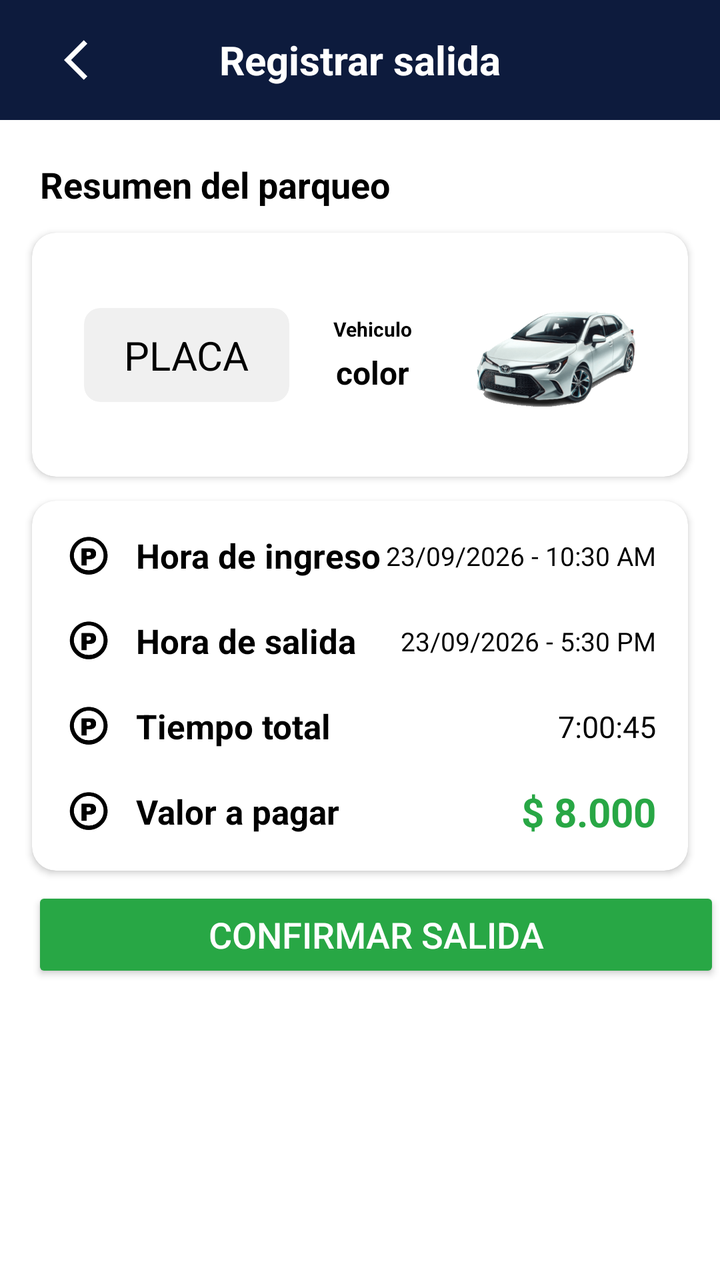
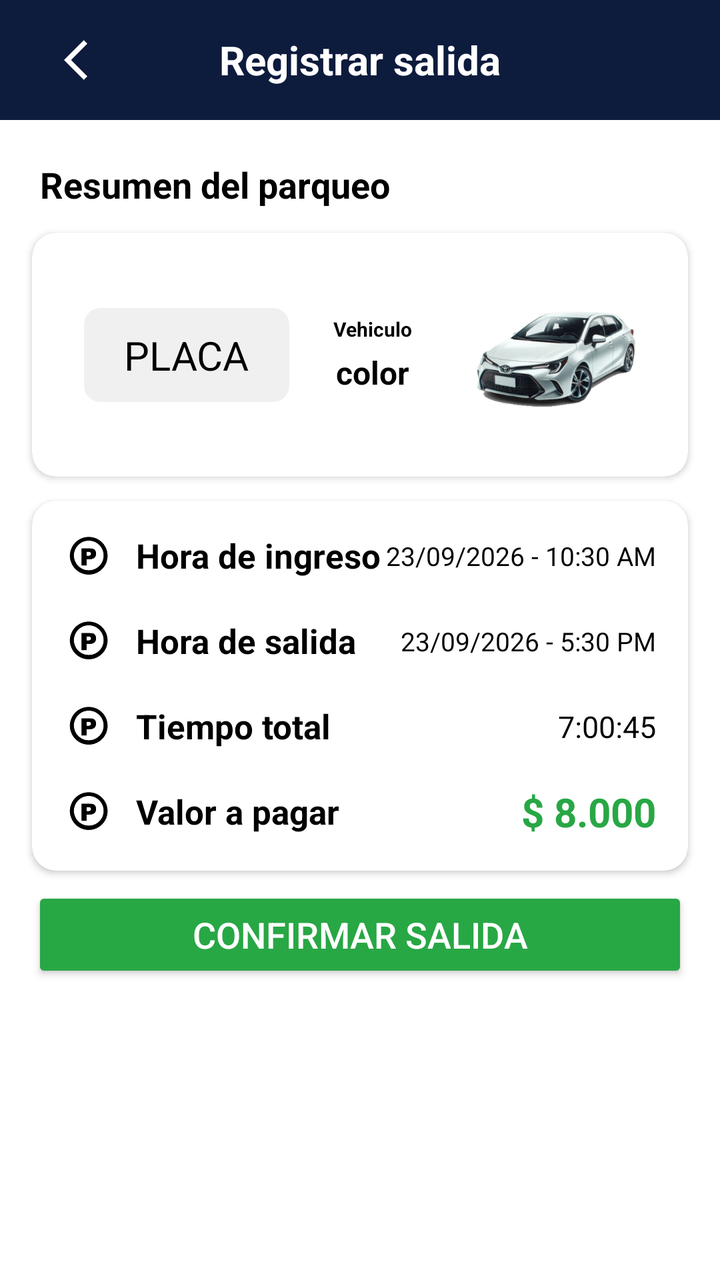

Two renders of the same Android screen: before a commit and after it. Below are the layout's source before the change and the commit's diff.
<!-- AndroidManifest.xml: application theme Theme.ParkControl -->
<!-- res/layout/activity_register_exit.xml -->
<?xml version="1.0" encoding="utf-8"?>
<androidx.constraintlayout.widget.ConstraintLayout xmlns:android="http://schemas.android.com/apk/res/android"
    xmlns:app="http://schemas.android.com/apk/res-auto"
    xmlns:tools="http://schemas.android.com/tools"
    android:id="@+id/main"
    android:layout_width="match_parent"
    android:layout_height="match_parent"
    tools:context=".RegisterExitActivity"
    android:background="@color/white">

    
    <TextView
        android:id="@+id/parked_vehicle_header"
        android:layout_width="0dp"
        android:layout_height="60dp"
        android:background="@color/primary_blue"
        android:gravity="center"
        android:text="Registrar salida"
        android:textColor="@color/white"
        android:textSize="20sp"
        android:textStyle="bold"
        app:layout_constraintEnd_toEndOf="parent"
        app:layout_constraintHorizontal_bias="0.0"
        app:layout_constraintStart_toStartOf="parent"
        app:layout_constraintTop_toTopOf="parent"/>

    <ImageButton
        android:id="@+id/parked_vehicle_out_back_button"
        android:layout_width="48dp"
        android:layout_height="48dp"
        android:background="@null"
        android:contentDescription="Volver"
        android:padding="12dp"
        android:src="@drawable/baseline_arrow_back_ios_24"
        app:tint="@color/white"
        android:layout_marginStart="20dp"
        app:layout_constraintBottom_toBottomOf="@id/parked_vehicle_header"
        app:layout_constraintStart_toStartOf="parent"
        app:layout_constraintTop_toTopOf="parent"/>

    <TextView
        android:id="@+id/sumary_info"
        android:layout_width="0dp"
        android:layout_height="wrap_content"
        android:text="Resumen del parqueo"
        android:textColor="@color/black"
        android:textStyle="bold"
        android:textSize="18sp"
        android:gravity="center"
        android:layout_marginLeft="20dp"
        android:layout_marginTop="20dp"
        app:layout_constraintTop_toBottomOf="@id/parked_vehicle_header"
        app:layout_constraintStart_toStartOf="parent"/>

    
    <androidx.cardview.widget.CardView
        android:id="@+id/card_vehicle"
        android:layout_width="0dp"
        android:layout_height="wrap_content"
        android:layout_marginStart="16dp"
        android:layout_marginTop="12dp"
        android:layout_marginEnd="16dp"
        app:cardCornerRadius="12dp"
        app:cardElevation="2dp"
        app:cardBackgroundColor="@color/white"
        app:layout_constraintEnd_toEndOf="parent"
        app:layout_constraintStart_toStartOf="parent"
        app:layout_constraintTop_toBottomOf="@id/sumary_info">

        <androidx.constraintlayout.widget.ConstraintLayout
            android:layout_width="match_parent"
            android:layout_height="wrap_content"
            android:padding="16dp">

            
            <androidx.cardview.widget.CardView
                android:id="@+id/card_plate"
                android:layout_width="wrap_content"
                android:layout_height="wrap_content"
                android:layout_margin="10dp"
                app:cardBackgroundColor="#F0F0F0"
                app:cardCornerRadius="8dp"
                app:cardElevation="0dp"
                app:layout_constraintBottom_toBottomOf="parent"
                app:layout_constraintStart_toStartOf="parent"
                app:layout_constraintTop_toTopOf="parent">

                <TextView
                    android:id="@+id/plate_number"
                    android:layout_width="wrap_content"
                    android:layout_height="wrap_content"
                    android:paddingHorizontal="20dp"
                    android:paddingVertical="10dp"
                    android:text="PLACA"
                    android:textColor="@color/black"
                    android:textSize="20sp"/>

            </androidx.cardview.widget.CardView>

            
            <androidx.cardview.widget.CardView
                android:id="@+id/card_name_color"
                android:layout_width="0dp"
                android:layout_height="wrap_content"
                android:layout_marginStart="12dp"
                android:layout_marginEnd="12dp"
                app:cardBackgroundColor="@android:color/transparent"
                app:cardElevation="0dp"
                app:layout_constraintBottom_toBottomOf="@id/card_plate"
                app:layout_constraintEnd_toStartOf="@id/vehicle_image"
                app:layout_constraintStart_toEndOf="@id/card_plate"
                app:layout_constraintTop_toTopOf="@id/card_plate">

                
                <LinearLayout
                    android:layout_width="match_parent"
                    android:layout_height="wrap_content"
                    android:orientation="vertical">

                    <TextView
                        android:id="@+id/vehicle"
                        android:layout_width="match_parent"
                        android:layout_height="wrap_content"
                        android:text="Vehiculo"
                        android:textColor="@color/black"
                        android:textSize="10sp"
                        android:textStyle="bold"
                        android:gravity="center"/>

                    <TextView
                        android:id="@+id/color"
                        android:layout_width="match_parent"
                        android:layout_height="wrap_content"
                        android:layout_marginTop="4dp"
                        android:text="color"
                        android:textColor="@color/black"
                        android:textStyle="bold"
                        android:textSize="16sp"
                        android:gravity="center"/>

                </LinearLayout>

            </androidx.cardview.widget.CardView>

            
            <ImageView
                android:id="@+id/vehicle_image"
                android:layout_width="100dp"
                android:layout_height="90dp"
                android:adjustViewBounds="true"
                android:scaleType="fitCenter"
                android:src="@drawable/toyota_corola"
                app:layout_constraintBottom_toBottomOf="@id/card_plate"
                app:layout_constraintEnd_toEndOf="parent"
                app:layout_constraintTop_toTopOf="@id/card_plate"/>

        </androidx.constraintlayout.widget.ConstraintLayout>

    </androidx.cardview.widget.CardView>

    
    <androidx.cardview.widget.CardView
        android:id="@+id/card_parking_summary"
        android:layout_width="0dp"
        android:layout_height="wrap_content"
        android:layout_marginStart="16dp"
        android:layout_marginTop="12dp"
        android:layout_marginEnd="16dp"
        app:cardCornerRadius="12dp"
        app:cardElevation="2dp"
        app:cardBackgroundColor="@color/white"
        app:layout_constraintEnd_toEndOf="parent"
        app:layout_constraintStart_toStartOf="parent"
        app:layout_constraintTop_toBottomOf="@id/card_vehicle">

        <androidx.constraintlayout.widget.ConstraintLayout
            android:layout_width="match_parent"
            android:layout_height="wrap_content"
            android:padding="16dp">

            
            <ImageView
                android:id="@+id/icon_entry_time"
                android:layout_width="24dp"
                android:layout_height="24dp"
                android:adjustViewBounds="true"
                android:scaleType="fitCenter"
                android:src="@drawable/parking_vector"
                app:layout_constraintBottom_toBottomOf="@id/lbl_entry_time"
                app:layout_constraintStart_toStartOf="parent"
                app:layout_constraintTop_toTopOf="@id/lbl_entry_time" />

            <TextView
                android:id="@+id/lbl_entry_time"
                android:layout_width="wrap_content"
                android:layout_height="wrap_content"
                android:layout_marginStart="12dp"
                android:text="Hora de ingreso"
                android:textColor="@color/black"
                android:textSize="17sp"
                android:textStyle="bold"
                app:layout_constraintStart_toEndOf="@id/icon_entry_time"
                app:layout_constraintTop_toTopOf="parent" />

            <TextView
                android:id="@+id/val_entry_time"
                android:layout_width="wrap_content"
                android:layout_height="wrap_content"
                android:text="23/09/2026 - 10:30 AM"
                android:textColor="@color/black"
                android:textSize="13sp"
                app:layout_constraintBottom_toBottomOf="@id/lbl_entry_time"
                app:layout_constraintEnd_toEndOf="parent"
                app:layout_constraintTop_toTopOf="@id/lbl_entry_time" />

            
            <ImageView
                android:id="@+id/icon_exit_time"
                android:layout_width="24dp"
                android:layout_height="24dp"
                android:adjustViewBounds="true"
                android:scaleType="fitCenter"
                android:src="@drawable/parking_vector"
                app:layout_constraintBottom_toBottomOf="@id/lbl_exit_time"
                app:layout_constraintStart_toStartOf="parent"
                app:layout_constraintTop_toTopOf="@id/lbl_exit_time" />

            <TextView
                android:id="@+id/lbl_exit_time"
                android:layout_width="wrap_content"
                android:layout_height="wrap_content"
                android:layout_marginStart="12dp"
                android:layout_marginTop="20dp"
                android:text="Hora de salida"
                android:textColor="@color/black"
                android:textSize="17sp"
                android:textStyle="bold"
                app:layout_constraintStart_toEndOf="@id/icon_exit_time"
                app:layout_constraintTop_toBottomOf="@id/lbl_entry_time" />

            <TextView
                android:id="@+id/val_exit_time"
                android:layout_width="wrap_content"
                android:layout_height="wrap_content"
                android:text="23/09/2026 - 5:30 PM"
                android:textColor="@color/black"
                android:textSize="13sp"
                app:layout_constraintBottom_toBottomOf="@id/lbl_exit_time"
                app:layout_constraintEnd_toEndOf="parent"
                app:layout_constraintTop_toTopOf="@id/lbl_exit_time" />

            
            <ImageView
                android:id="@+id/icon_total_time"
                android:layout_width="24dp"
                android:layout_height="24dp"
                android:adjustViewBounds="true"
                android:scaleType="fitCenter"
                android:src="@drawable/parking_vector"
                app:layout_constraintBottom_toBottomOf="@id/lbl_total_time"
                app:layout_constraintStart_toStartOf="parent"
                app:layout_constraintTop_toTopOf="@id/lbl_total_time" />

            <TextView
                android:id="@+id/lbl_total_time"
                android:layout_width="wrap_content"
                android:layout_height="wrap_content"
                android:layout_marginStart="12dp"
                android:layout_marginTop="20dp"
                android:text="Tiempo total"
                android:textColor="@color/black"
                android:textSize="17sp"
                android:textStyle="bold"
                app:layout_constraintStart_toEndOf="@id/icon_total_time"
                app:layout_constraintTop_toBottomOf="@id/lbl_exit_time" />

            <TextView
                android:id="@+id/val_total_time"
                android:layout_width="wrap_content"
                android:layout_height="wrap_content"
                android:text="7:00:45"
                android:textColor="@color/black"
                android:textSize="15sp"
                app:layout_constraintBottom_toBottomOf="@id/lbl_total_time"
                app:layout_constraintEnd_toEndOf="parent"
                app:layout_constraintTop_toTopOf="@id/lbl_total_time" />

            
            <ImageView
                android:id="@+id/icon_payment"
                android:layout_width="24dp"
                android:layout_height="24dp"
                android:adjustViewBounds="true"
                android:scaleType="fitCenter"
                android:src="@drawable/parking_vector"
                app:layout_constraintBottom_toBottomOf="@id/lbl_payment"
                app:layout_constraintStart_toStartOf="parent"
                app:layout_constraintTop_toTopOf="@id/lbl_payment" />

            <TextView
                android:id="@+id/lbl_payment"
                android:layout_width="wrap_content"
                android:layout_height="wrap_content"
                android:layout_marginStart="12dp"
                android:layout_marginTop="20dp"
                android:text="Valor a pagar"
                android:textColor="@color/black"
                android:textSize="17sp"
                android:textStyle="bold"
                app:layout_constraintStart_toEndOf="@id/icon_payment"
                app:layout_constraintTop_toBottomOf="@id/lbl_total_time" />

            <TextView
                android:id="@+id/val_payment"
                android:layout_width="wrap_content"
                android:layout_height="wrap_content"
                android:text="$ 8.000"
                android:textColor="@color/green_success"
                android:textSize="20sp"
                android:textStyle="bold"
                app:layout_constraintBottom_toBottomOf="@id/lbl_payment"
                app:layout_constraintEnd_toEndOf="parent"
                app:layout_constraintTop_toTopOf="@id/lbl_payment" />

        </androidx.constraintlayout.widget.ConstraintLayout>

    </androidx.cardview.widget.CardView>

    
    <Button
        android:id="@+id/confirm_button"
        android:layout_width="match_parent"
        android:layout_height="wrap_content"
        android:layout_marginStart="16dp"
        android:layout_marginTop="8dp"
        android:text="CONFIRMAR SALIDA"
        android:textColor="@color/white"
        android:textSize="18sp"
        app:backgroundTint="@color/green_success"
        app:cornerRadius="10dp"
        app:layout_constraintStart_toStartOf="parent"
        app:layout_constraintTop_toBottomOf="@id/card_parking_summary" />

</androidx.constraintlayout.widget.ConstraintLayout>
<!-- resources referenced by this layout -->
<resources>
  <color name="black">#000000</color>
  <color name="green_success">#28A745</color>
  <color name="primary_blue">#0D1B3D</color>
  <color name="white">#FFFFFF</color>
  <!-- drawable baseline_arrow_back_ios_24 (drawable) -->
  <vector xmlns:android="http://schemas.android.com/apk/res/android" android:autoMirrored="true" android:height="24dp" android:tint="#000000" android:viewportHeight="24" android:viewportWidth="24" android:width="24dp">
        
      <path android:fillColor="@android:color/white" android:pathData="M11.67,3.87L9.9,2.1 0,12l9.9,9.9 1.77,-1.77L3.54,12z"/>
      
  </vector>
  <!-- drawable parking_vector: png bitmap (drawable, 4737 bytes) -->
  <!-- drawable toyota_corola: png bitmap (drawable, 84986 bytes) -->
  <style name="Theme.ParkControl" parent="Base.Theme.ParkControl" />
  <style name="Base.Theme.ParkControl" parent="Theme.Material3.DayNight.NoActionBar">
          
           <item name="colorPrimary">@color/primary_blue</item>
      </style>
</resources>

<!-- the commit's change to res/layout/activity_register_exit.xml (unified diff, before → after) -->
@@ -332,6 +332,7 @@
         android:layout_width="match_parent"
         android:layout_height="wrap_content"
         android:layout_marginStart="16dp"
+        android:layout_marginEnd="16dp"
         android:layout_marginTop="8dp"
         android:text="CONFIRMAR SALIDA"
         android:textColor="@color/white"
